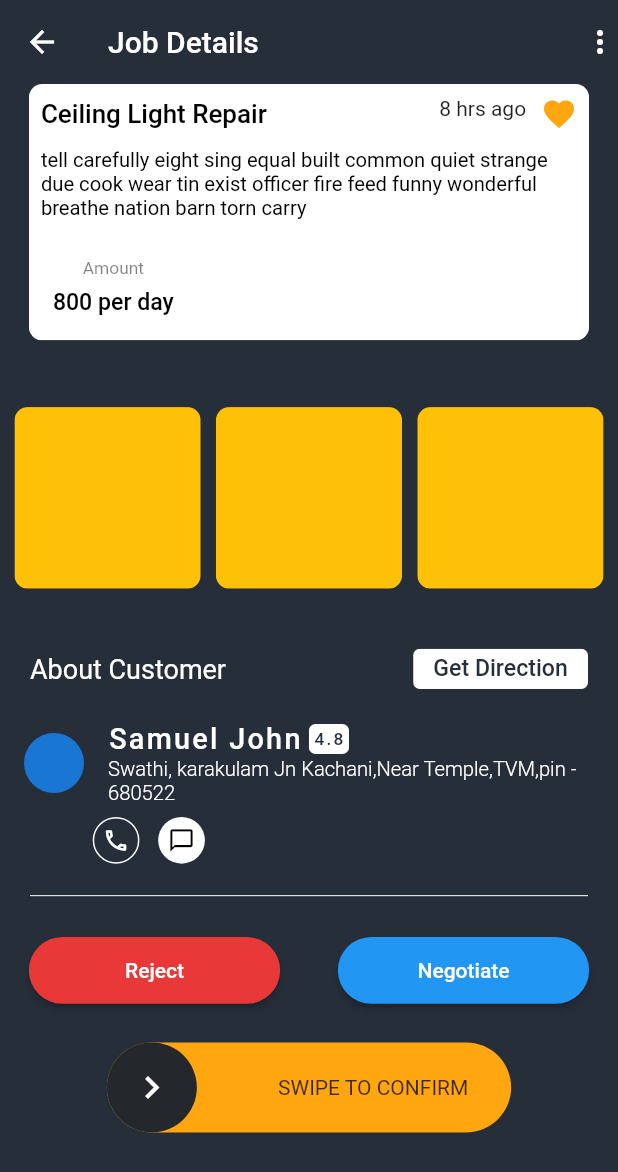
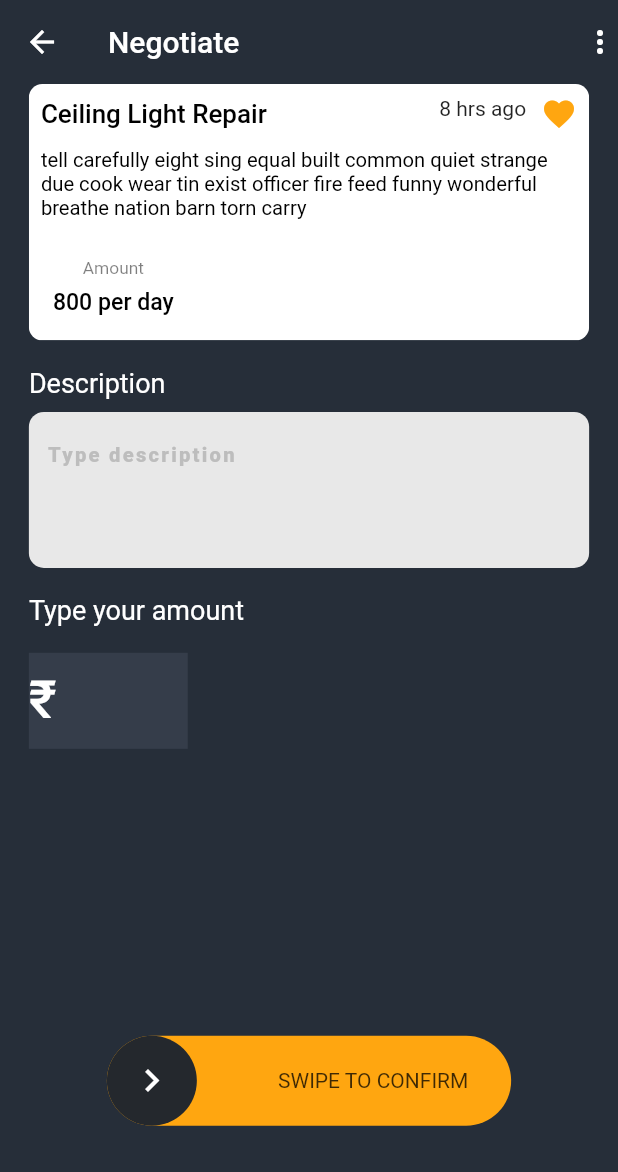
Before and after one commit to TL-TECHNOLOGIES-PRIVATE-LIMITED/tl-everyhome-mobile, a Flutter app: the EnaJobDetailsScreen screen opened by its route, after a tap on "Negotiate", on a phone screen of 412 x 824 dp. Shown: the top 1172 px of the screen. Run offline on Flutter 3.47's test engine with Material 2 defaults, Android fonts, the phone set to English and light mode, and no system bars; drawn by our look-alikes of slider_button; our stand-ins replace calendar_date_picker2, flutter_rating_bar, flutter_screenutil, flutter_svg, google_fonts, iconly and 5 more.

Commit message:
enabler module negotiation screen ui done

```diff
--- a/lib/presentation/main_app.dart
+++ b/lib/presentation/main_app.dart
@@ -15,6 +15,7 @@ import 'package:every_home/presentation/modules/customer/cus_worker_rating_scree
 import 'package:every_home/presentation/modules/customer/home_screen/home_screen.dart';
 import 'package:every_home/presentation/modules/enabler/ena_home_screen/ena_home_screen.dart';
 import 'package:every_home/presentation/modules/enabler/ena_job_details_screen/ena_job_details_screen.dart';
+import 'package:every_home/presentation/modules/enabler/ena_negotatiate_screen/ena_negotiate_screen.dart';
 import 'package:every_home/presentation/modules/enabler/ena_notification_screen/ena_notification_screen.dart';
 import 'package:every_home/presentation/notification_screen/notification_screen.dart';
 import 'package:every_home/presentation/splash/onboarding.dart';
@@ -70,6 +71,8 @@ class MainApp extends StatelessWidget {
                     const EnaNotificationScreen(),
                 '/ena_job_details_screen': (context) =>
                     const EnaJobDetailsScreen(),
+                '/ena_negotiate_screen': (context) =>
+                    const EnaNegotiateScreen(),
               },
             ),
           );
--- a/lib/presentation/modules/enabler/ena_job_details_screen/ena_job_details_screen.dart
+++ b/lib/presentation/modules/enabler/ena_job_details_screen/ena_job_details_screen.dart
@@ -1,5 +1,5 @@
 import 'package:every_home/presentation/modules/enabler/ena_job_details_screen/widgets/action_button.dart';
-import 'package:every_home/presentation/modules/enabler/ena_job_details_screen/widgets/custom_ena_job_details_card.dart';
+import 'package:every_home/presentation/modules/enabler/widgets/custom_ena_job_details_card.dart';
 import 'package:every_home/presentation/modules/enabler/ena_job_details_screen/widgets/custom_ena_workers_image.dart';
 import 'package:flutter/material.dart';
 import 'package:flutter_screenutil/flutter_screenutil.dart';
--- a/lib/presentation/modules/enabler/ena_job_details_screen/widgets/action_button.dart
+++ b/lib/presentation/modules/enabler/ena_job_details_screen/widgets/action_button.dart
@@ -18,17 +18,23 @@ class ActionButton extends StatelessWidget {
             shape: const StadiumBorder(),
             backgroundColor: const Color(0xffE83838),
           ),
-          child: const Text('Reject'),
+          child: Text(
+            'Reject',
+            style: TextStyle(fontSize: 16.sp, fontWeight: FontWeight.w500),
+          ),
         ),
         ElevatedButton(
           onPressed: () {
-            Navigator.of(context).pushNamed('/negotiate_screen');
+            Navigator.of(context).pushNamed('/ena_negotiate_screen');
           },
           style: ElevatedButton.styleFrom(
             shape: const StadiumBorder(),
             minimumSize: Size(174.w, 50.h),
           ),
-          child: const Text('Negotiate'),
+          child: Text(
+            'Negotiate',
+            style: TextStyle(fontSize: 16.sp, fontWeight: FontWeight.w500),
+          ),
         )
       ],
     );
--- a/lib/presentation/modules/enabler/ena_negotatiate_screen/ena_negotiate_screen.dart
+++ b/lib/presentation/modules/enabler/ena_negotatiate_screen/ena_negotiate_screen.dart
@@ -0,0 +1,121 @@
+import 'package:every_home/presentation/modules/enabler/widgets/custom_ena_job_details_card.dart';
+import 'package:every_home/presentation/widgets/custom_form_field.dart';
+import 'package:flutter/material.dart';
+import 'package:flutter_screenutil/flutter_screenutil.dart';
+import 'package:slider_button/slider_button.dart';
+
+class EnaNegotiateScreen extends StatelessWidget {
+  const EnaNegotiateScreen({super.key});
+
+  @override
+  Widget build(BuildContext context) {
+    return GestureDetector(
+      onTap: () {
+        FocusManager.instance.primaryFocus?.unfocus();
+      },
+      child: Scaffold(
+        backgroundColor: const Color(0xff262E39),
+        appBar: AppBar(
+          elevation: 0,
+          title: const Text('Negotiate'),
+          backgroundColor: const Color(0xff262E39),
+          actions: const [Icon(Icons.more_vert)],
+        ),
+        body: SingleChildScrollView(
+          child: Column(
+            crossAxisAlignment: CrossAxisAlignment.start,
+            children: [
+              const CustomEnaJobDetailsCard(),
+              SizedBox(height: 20.h),
+              Padding(
+                padding: EdgeInsets.symmetric(horizontal: 20.w),
+                child: const Text(
+                  'Description',
+                  style: TextStyle(
+                    fontSize: 18,
+                    color: Colors.white,
+                  ),
+                ),
+              ),
+              SizedBox(height: 10.h),
+              Padding(
+                padding: EdgeInsets.symmetric(horizontal: 20.w),
+                child: const CustomFormField(
+                  hintText: 'Type description',
+                  maxLines: 4,
+                  minLines: 4,
+                ),
+              ),
+              SizedBox(height: 20.h),
+              Padding(
+                padding: EdgeInsets.symmetric(horizontal: 20.w),
+                child: const Text(
+                  'Type your amount',
+                  style: TextStyle(
+                    fontSize: 18,
+                    color: Colors.white,
+                  ),
+                ),
+              ),
+              SizedBox(height: 20.h),
+              SizedBox(
+                width: 150.w,
+                child: Padding(
+                  padding: EdgeInsets.symmetric(horizontal: 20.w),
+                  child: TextFormField(
+                    style: TextStyle(
+                      fontSize: 35.sp,
+                      fontWeight: FontWeight.w500,
+                      color: Colors.white,
+                    ),
+                    decoration: const InputDecoration(
+                        // focusedBorder: OutlineInputBorder(),
+                        filled: true,
+                        fillColor: Color(0xFF353D4A),
+                        border: InputBorder.none,
+                        prefixIcon: Text(
+                          '₹ ',
+                          style: TextStyle(
+                            color: Colors.white,
+                            fontSize: 35,
+                            fontWeight: FontWeight.w500,
+                          ),
+                        ),
+                        prefixIconConstraints:
+                            BoxConstraints(minWidth: 5, minHeight: 0)
+                        // prefixStyle: TextStyle(
+                        //   color: Colors.white,
+                        //   fontSize: 35,
+                        //   fontWeight: FontWeight.w500,
+                        // ),
+                        ),
+                  ),
+                ),
+              ),
+              SizedBox(height: 206.h),
+              Padding(
+                padding: const EdgeInsets.all(8.0),
+                child: Center(
+                  child: SliderButton(
+                    height: 60,
+                    width: 280.w,
+                    backgroundColor: const Color(0xffFFA610),
+                    radius: 80,
+                    label: const Text('SWIPE TO CONFIRM'),
+                    action: () {},
+                    buttonColor: const Color(0xff24282D),
+                    icon: const Icon(
+                      Icons.navigate_next,
+                      size: 30,
+                      color: Colors.white,
+                    ),
+                  ),
+                ),
+              )
+            ],
+          ),
+        ),
+      ),
+    );
+  }
+}
```
Also changed, not shown: lib/presentation/modules/enabler/widgets/custom_ena_job_details_card.dart (renamed from lib/presentation/modules/enabler/ena_job_details_screen/widgets/custom_ena_job_details_card.dart).
